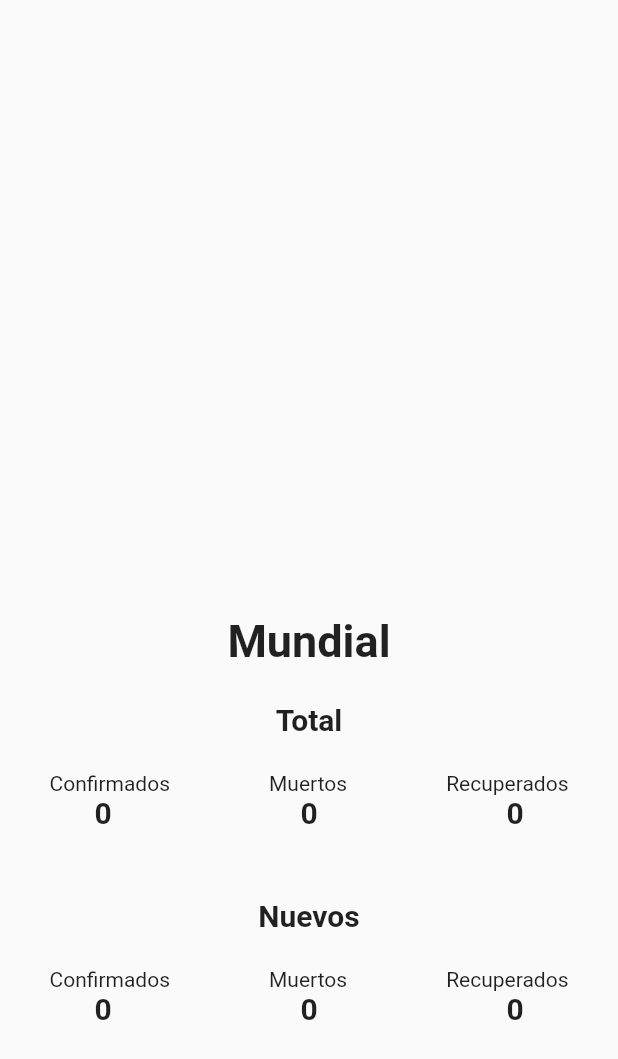
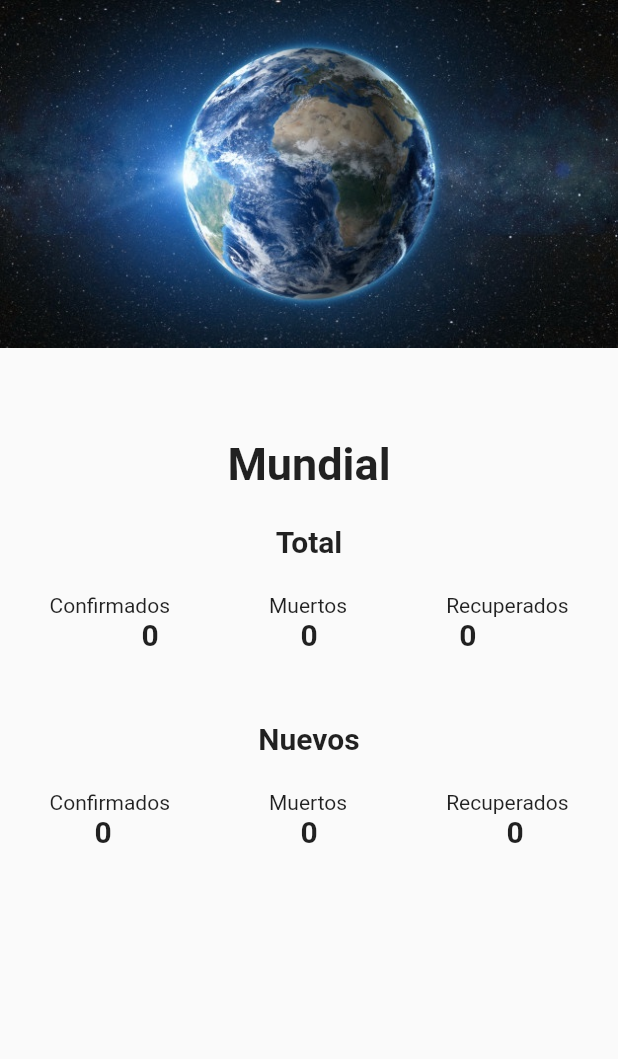
Before and after one commit to NicoEsponda/flutter-covid19, a Flutter app: the _InfoMundial screen opened directly with empty values, on a phone screen of 412 x 824 dp. Shown: the top 1059 px of the screen. Run offline on Flutter 3.47's test engine with Material 2 defaults, Android fonts, the phone set to English and light mode, and no system bars; our stand-ins replace dio, get, transparent_image; network calls fail.

Commit message:
Un poco de avance general

```diff
--- a/lib/main.dart
+++ b/lib/main.dart
@@ -40,4 +40,4 @@ class MyApp extends StatelessWidget {
   }
 }
 
-const primaryColor = Color(0xFF2ABDC2);
+const primaryColor = Color(0xFF16B1B1);
--- a/lib/pages/global_page.dart
+++ b/lib/pages/global_page.dart
@@ -40,11 +40,11 @@ class _InfoMundial extends StatelessWidget {
     print(info.global);
     return Scaffold(
       body: Center(
-        child: Padding(
-          padding: const EdgeInsets.only(bottom: 140),
         child: Column(
-            mainAxisAlignment: MainAxisAlignment.end,
+          mainAxisAlignment: MainAxisAlignment.start,
           children: [
+            Image.asset('assets/mundo.jpg'),
+            const SizedBox(height: 60),
             const Text(
               'Mundial',
               style: TextStyle(fontWeight: FontWeight.bold, fontSize: 30),
@@ -61,12 +61,15 @@ class _InfoMundial extends StatelessWidget {
             ),
             Center(
               child: Row(
-                  mainAxisAlignment: MainAxisAlignment.spaceAround,
+                mainAxisAlignment: MainAxisAlignment.spaceEvenly,
                 children: [
-                    Text(
+                  Padding(
+                    padding: const EdgeInsets.only(right:0),
+                    child: Text(
                       info.global.totalConfirmed.toString(),
                       style: const TextStyle(
                           fontWeight: FontWeight.bold, fontSize: 20),
+                    ),
                   ),
                   Text(
                     info.global.totalDeaths.toString(),
@@ -114,7 +117,6 @@ class _InfoMundial extends StatelessWidget {
           ],
         ),
       ),
-      ),
     );
   }
 }
--- a/pubspec.yaml
+++ b/pubspec.yaml
@@ -38,6 +38,7 @@ dependencies:
   dio: ^4.0.4
   http: ^0.13.4
   animate_do: ^2.0.0
+  transparent_image: ^2.0.0
 
 dev_dependencies:
   flutter_test:
```
Also changed, not shown: lib/pages/lista_paises.dart (+9 -4 lines), lib/pages/pais_page.dart (+17 -11 lines), assets/loading.gif (added), assets/mundo.jpg (added), pubspec.lock. Lines whose indentation alone changed are shown as unchanged.
